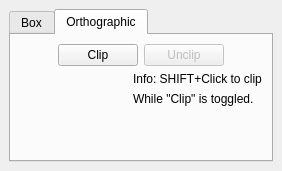
The window that Lab/demo/Lab/Plugins/PCA/Clipping_box_widget.ui (CGAL/cgal) describes before a commit, drawn with Qt 5.
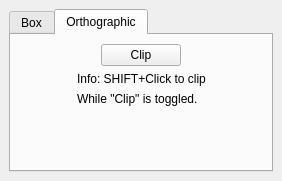
The same window after the commit. The open tabs and pages were chosen to show the change.

Patch:
```diff
--- a/Lab/demo/Lab/Plugins/PCA/Clipping_box_widget.ui
+++ b/Lab/demo/Lab/Plugins/PCA/Clipping_box_widget.ui
@@ -7,7 +7,7 @@
     <x>0</x>
     <y>0</y>
     <width>282</width>
-    <height>171</height>
+    <height>181</height>
    </rect>
   </property>
   <property name="windowTitle">
@@ -41,7 +41,7 @@
            </spacer>
           </item>
           <item>
-           <widget class="QPushButton" name="pushButton">
+           <widget class="QPushButton" name="clipButton">
             <property name="text">
              <string>Clip</string>
             </property>
@@ -138,7 +138,7 @@
            </spacer>
           </item>
           <item>
-           <widget class="QPushButton" name="clipButton">
+           <widget class="QPushButton" name="orthoClipButton">
             <property name="text">
              <string>Clip</string>
             </property>
@@ -147,16 +147,6 @@
             </property>
            </widget>
           </item>
-          <item>
-           <widget class="QPushButton" name="unclipButton">
-            <property name="enabled">
-             <bool>false</bool>
-            </property>
-            <property name="text">
-             <string>Unclip</string>
-            </property>
-           </widget>
-          </item>
           <item>
            <spacer name="horizontalSpacer_4">
             <property name="orientation">
@@ -205,6 +195,19 @@
             </item>
            </layout>
           </item>
+          <item>
+           <spacer name="horizontalSpacer_8">
+            <property name="orientation">
+             <enum>Qt::Orientation::Horizontal</enum>
+            </property>
+            <property name="sizeHint" stdset="0">
+             <size>
+              <width>40</width>
+              <height>20</height>
+             </size>
+            </property>
+           </spacer>
+          </item>
          </layout>
         </item>
         <item>
```
Left out of the diff: 18 changed lines with no effect on the pictures.
